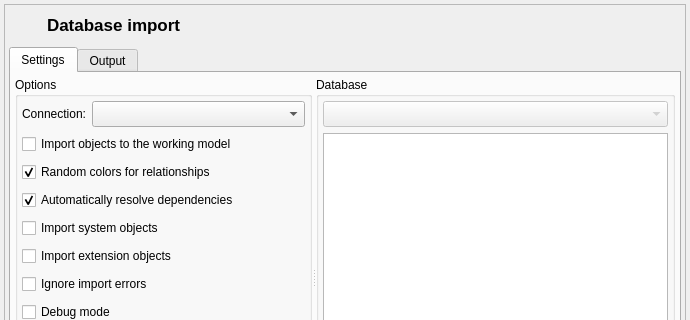
Old version of the form libpgmodeler_ui/ui/databaseimportform.ui in the repository pgmodeler/pgmodeler; both pictures show x 0 to 690 and y 0 to 320 of the 690 by 530 pixel window.
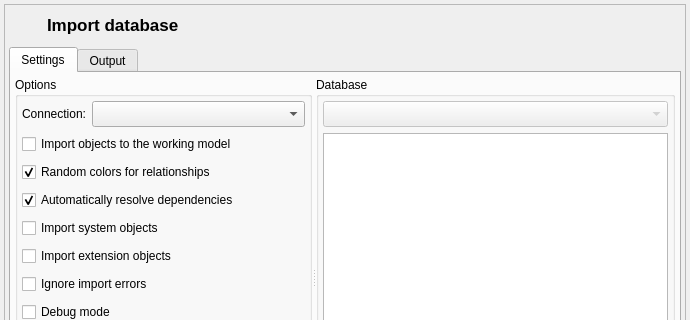
New version of the form. Icons and pictures are not drawn.

```diff
--- a/libpgmodeler_ui/ui/databaseimportform.ui
+++ b/libpgmodeler_ui/ui/databaseimportform.ui
@@ -119,7 +119,7 @@
          </font>
         </property>
         <property name="text">
-         <string>Database import</string>
+         <string>Import database</string>
         </property>
        </widget>
       </item>
```
Left out of the diff: 2 changed lines with no effect on the pictures.
